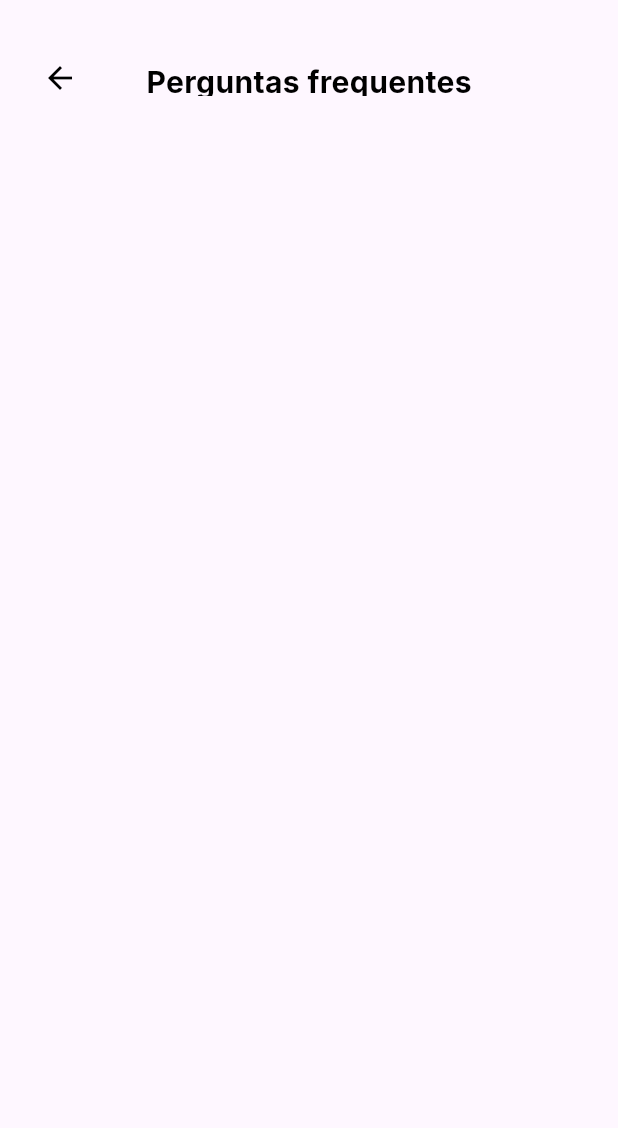
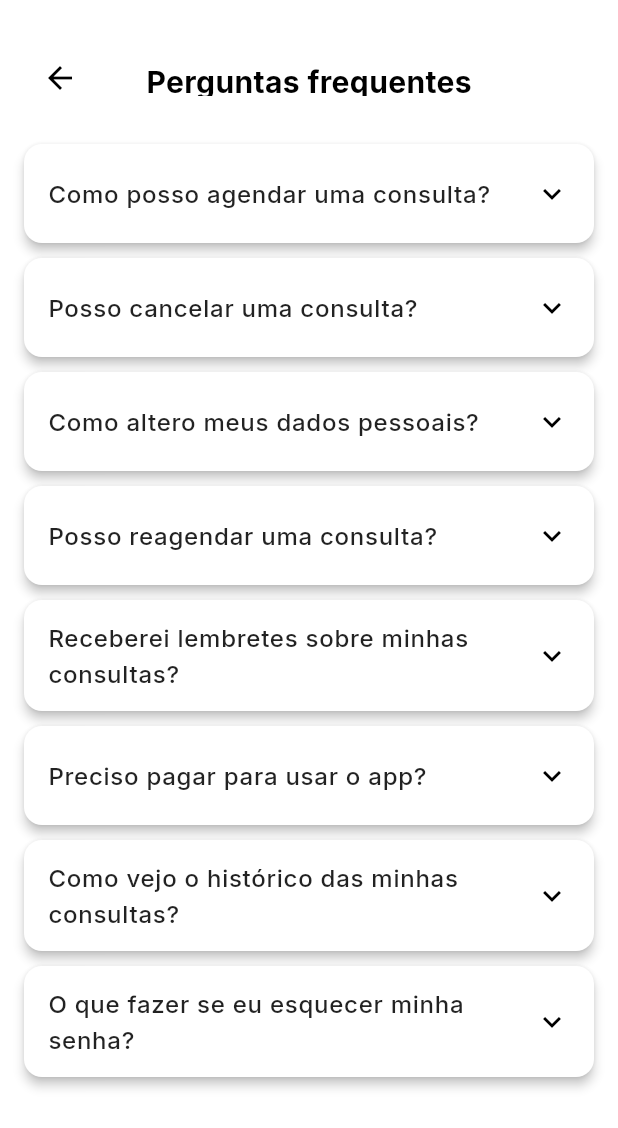
Before and after one commit to LeoLorde/appMedico_front-end, a Flutter app: the FaqScreen screen opened directly, on a phone screen of 412 x 824 dp. Shown: the top 1128 px of the screen. Run offline on Flutter 3.47's test engine with Material 3 defaults, Android fonts, the phone set to English and light mode, and no system bars; our stand-ins replace firebase_core, firebase_messaging, flutter_dotenv, google_fonts, rxdart, shared_preferences and 1 more; accounts and stored records are empty; network calls fail.

```diff
--- a/lib/config.dart
+++ b/lib/config.dart
@@ -14,7 +14,7 @@ Widget configApp({bool developing = false, bool testing = false}) {
   } else if (testing) {
     startScreen = InitScreen();
   } else {
-    startScreen = ClientHomeScreen();
+    startScreen = DoctorHomeScreen();
   }
 
   return MaterialApp(
--- a/lib/screens/client/client_configuration_screen.dart
+++ b/lib/screens/client/client_configuration_screen.dart
@@ -13,7 +13,7 @@ class ClientConfigurationScreen extends StatefulWidget {
 }
 
 class _ClientConfigurationScreenState extends State<ClientConfigurationScreen> {
-  bool _notificationsEnabled = false;
+  bool _notificationsEnabled = true;
 
   void _onItemTapped(BuildContext context, int index) {
     switch (index) {
--- a/lib/screens/shared/faq_screen.dart
+++ b/lib/screens/shared/faq_screen.dart
@@ -1,3 +1,4 @@
+import 'package:app_med/widgets/cards/faq_card.dart';
 import 'package:app_med/widgets/header/auth_app_bar.dart';
 import 'package:flutter/material.dart';
 
@@ -10,7 +11,52 @@ class _FaqScreenState extends State<FaqScreen> {
   @override
   Widget build(BuildContext context) {
     return Scaffold(
+      backgroundColor: Colors.white,
       appBar: AuthAppBar(title: "Perguntas frequentes", onBackTap: () => Navigator.pop(context)),
+      body: SingleChildScrollView(
+        padding: const EdgeInsets.all(16),
+        child: Column(
+          children: [
+            FaqCard(
+              question: 'Como posso agendar uma consulta?',
+              answer:
+                  'Para agendar uma consulta, basta pesquisar pelo nome do médico ou especialidade desejada.',
+            ),
+            FaqCard(
+              question: 'Posso cancelar uma consulta?',
+              answer: 'Sim! Vá até suas consultas agendadas e toque em “Cancelar”.',
+            ),
+            FaqCard(
+              question: 'Como altero meus dados pessoais?',
+              answer: 'Acesse o menu de configurações e toque em “Editar Perfil”.',
+            ),
+            FaqCard(
+              question: 'Posso reagendar uma consulta?',
+              answer: 'Sim! Basta acessar suas consultas agendadas e escolher a opção “Reagendar”.',
+            ),
+            FaqCard(
+              question: 'Receberei lembretes sobre minhas consultas?',
+              answer:
+                  'Sim! Você receberá notificações automáticas algumas horas antes do horário marcado.',
+            ),
+            FaqCard(
+              question: 'Preciso pagar para usar o app?',
+              answer:
+                  'Não! O uso do aplicativo é totalmente gratuito. Você só paga pela consulta com o médico, caso seja necessário.',
+            ),
+            FaqCard(
+              question: 'Como vejo o histórico das minhas consultas?',
+              answer:
+                  'Vá até a aba “Consultas” e toque em “Histórico” para visualizar suas consultas anteriores.',
+            ),
+            FaqCard(
+              question: 'O que fazer se eu esquecer minha senha?',
+              answer:
+                  'Na tela de login, toque em “Esqueci minha senha” e siga as instruções para redefini-la.',
+            ),
+          ],
+        ),
+      ),
     );
   }
 }
--- /dev/null
+++ b/lib/widgets/cards/faq_card.dart
@@ -0,0 +1,37 @@
+import 'package:flutter/material.dart';
+import 'package:google_fonts/google_fonts.dart';
+
+class FaqCard extends StatelessWidget {
+  final String question;
+  final String answer;
+
+  const FaqCard({super.key, required this.question, required this.answer});
+
+  @override
+  Widget build(BuildContext context) {
+    return Card(
+      elevation: 3,
+      color: Colors.white,
+      shape: RoundedRectangleBorder(borderRadius: BorderRadius.circular(12)),
+      margin: const EdgeInsets.only(bottom: 10),
+      child: Theme(
+        data: ThemeData().copyWith(dividerColor: Colors.transparent),
+        child: ExpansionTile(
+          tilePadding: const EdgeInsets.symmetric(horizontal: 16, vertical: 4),
+          childrenPadding: const EdgeInsets.fromLTRB(16, 0, 16, 16),
+          title: Text(
+            question,
+            style: GoogleFonts.inter(
+              fontSize: 16,
+              fontWeight: FontWeight.w500,
+              color: Colors.black87,
+            ),
+          ),
+          iconColor: Colors.black,
+          collapsedIconColor: Colors.black,
+          children: [Text(answer, style: GoogleFonts.inter(fontSize: 14, color: Colors.grey[700]))],
+        ),
+      ),
+    );
+  }
+}
```
Also changed, not shown: lib/screens/doctor/doctor_configuration_screen.dart (+44 -3 lines).
